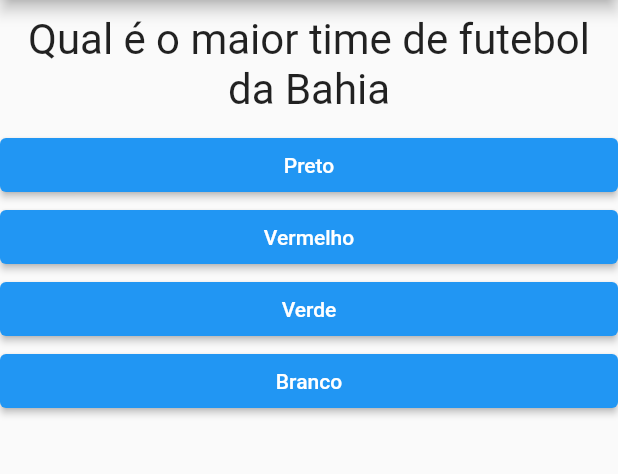
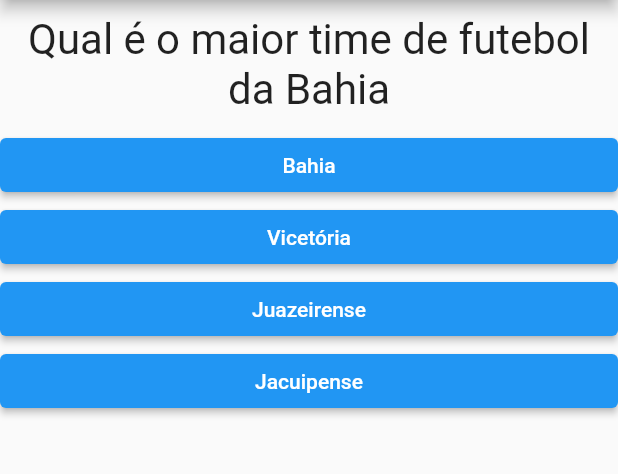
Before and after one commit to SimonViegas/cod3r_projeto_perguntas, a Flutter app: the screen it shows after launch, on a phone screen of 412 x 824 dp, the part 84-558 px from its top. Run offline on Flutter 3.47's test engine with Material 2 defaults, Android fonts, the phone set to English and light mode, and no system bars.

Commit message:
Adicionando Pontuação #01

```diff
--- a/lib/main.dart
+++ b/lib/main.dart
@@ -9,11 +9,21 @@ class _PerguntaAppState extends State<PerguntasApp> {
   final _perguntas = const [
     {
       'texto': 'Qual é o maior time de futebol da Bahia',
-      'respostas': ['Preto', 'Vermelho', 'Verde', 'Branco']
+      'respostas': [
+        {'texto': 'Bahia', 'nota': 10},
+        {'texto': 'Vicetória', 'nota': 5},
+        {'texto': 'Juazeirense', 'nota': 3},
+        {'texto': 'Jacuipense', 'nota': 1},
+      ]
     },
     {
       'texto': 'Qual a cor do cavalo branco do Napoleão',
-      'respostas': ['Coelho', 'Cobra', 'Elefante', 'Leão']
+      'respostas': [
+        {'texto': 'Coelho', 'nota': 10},
+        {'texto': 'Cobra', 'nota': 5},
+        {'texto': 'Elefante', 'nota': 3},
+        {'texto': 'Leão', 'nota': 1},
+      ]
     }
   ];
 
--- a/lib/questionario.dart
+++ b/lib/questionario.dart
@@ -20,14 +20,16 @@ class Questionario extends StatelessWidget {
 
   @override
   Widget build(BuildContext context) {
-    List<String> respostas = temPerguntaSeleciona
+    List<Map<String, Object>> respostas = temPerguntaSeleciona
         ? perguntas[perguntaSelecionada].cast()['respostas']
         : [];
 
     return Column(
       children: [
         Questao(perguntas[perguntaSelecionada]['texto'].toString()),
-        ...respostas.map((t) => Resposta(t, quandoResponder)).toList(),
+        ...respostas
+            .map((resp) => Resposta(resp['texto'].toString(), quandoResponder))
+            .toList(),
       ],
     );
   }
```
